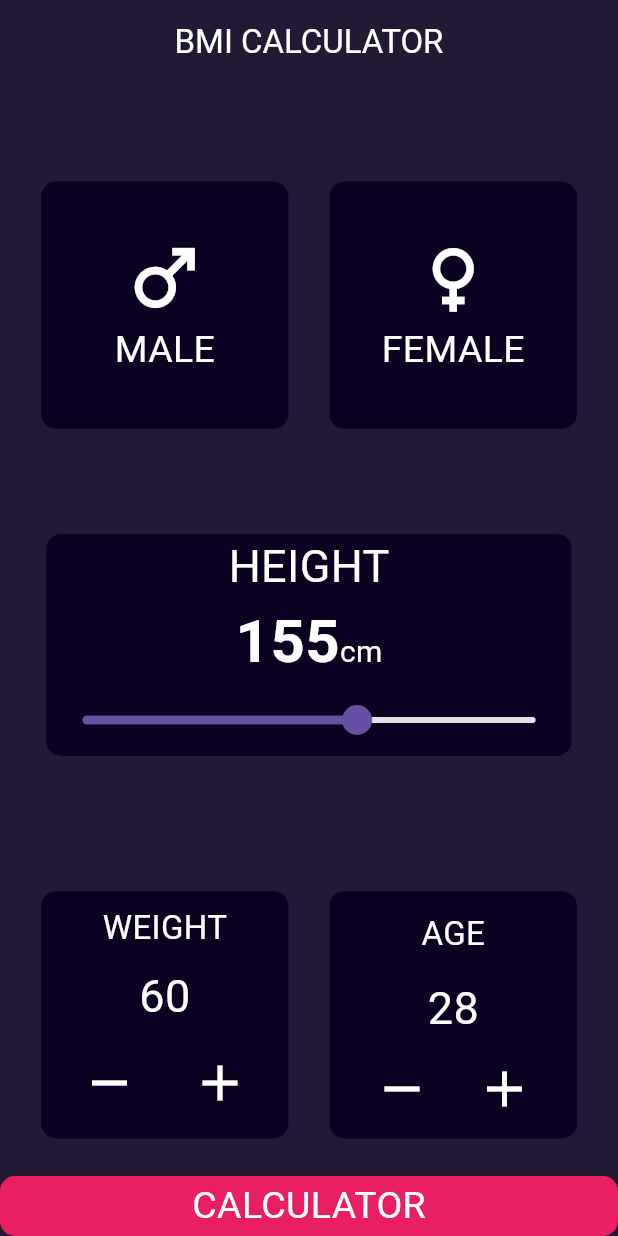
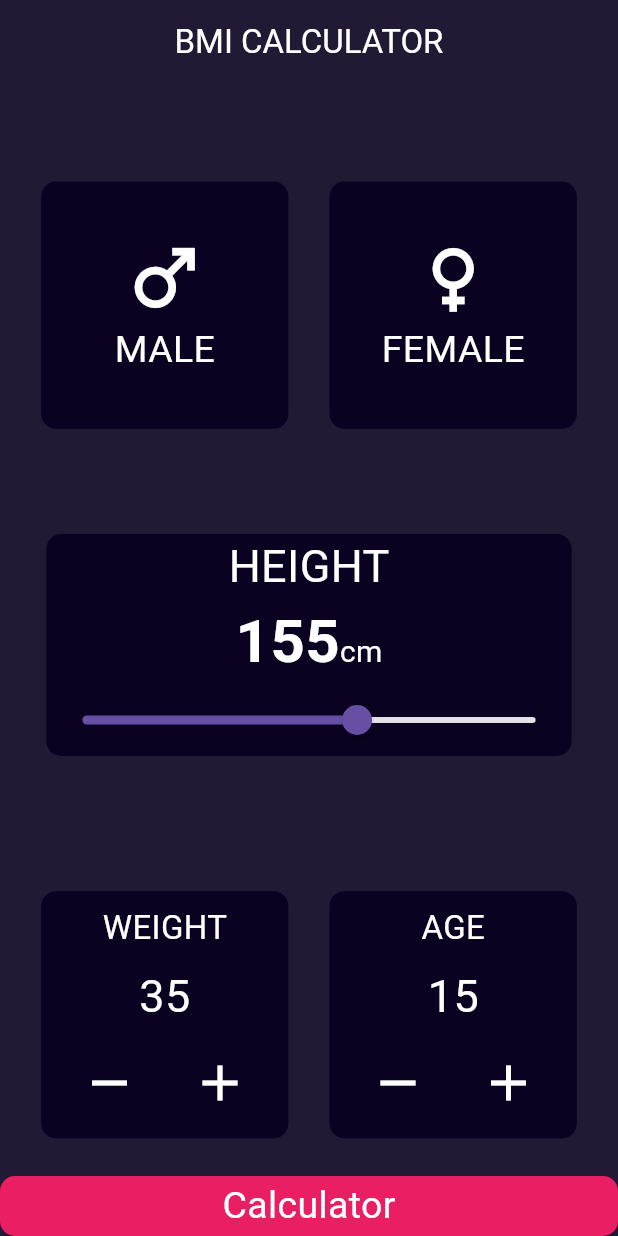
Before and after one commit to SakinaAlybaeva/bmi_calculator, a Flutter app: the screen it shows after launch, on a phone screen of 412 x 824 dp. Run offline on Flutter 3.47's test engine with Material 3 defaults, Android fonts, the phone set to English and light mode, and no system bars.

Commit message:
ui finished

```diff
--- a/lib/home_page.dart
+++ b/lib/home_page.dart
@@ -1,3 +1,4 @@
+import 'package:bmi_calculator/second_Page.dart';
 import 'package:flutter/material.dart';
 
 Color activeColor = Colors.pink;
@@ -14,6 +15,8 @@ class _HomePageState extends State<HomePage> {
   Color maleColor = inacitveColor;
   Color femaleColor = inacitveColor;
   double heightValue = 155;
+  int weight = 35;
+  int age = 15;
 
   void changeGenderColor(int san) {
     if (san == 1) {
@@ -121,7 +124,99 @@ class _HomePageState extends State<HomePage> {
           Row(
             mainAxisAlignment: MainAxisAlignment.spaceEvenly,
             children: [
-              Container(
+              WeightAge(
+                text: 'Weight',
+                onPressedMinus: () {
+                  setState(() {});
+                  weight = weight - 1;
+                  ;
+                },
+                text2: weight,
+                onPressedPlus: () {
+                  setState(() {});
+                  weight++;
+                },
+              ),
+              WeightAge(
+                text: 'Age',
+                onPressedMinus: () {
+                  setState(() {});
+                  age = age - 1;
+                },
+                text2: age,
+                onPressedPlus: () {
+                  setState(() {});
+                  age++;
+                },
+              ),
+            ],
+          ),
+          CalculateWidget(
+            calcText: 'Calculator',
+            onTap: () {
+              Navigator.push(
+                context,
+                MaterialPageRoute(
+                  builder: (context) => SecondPage(),
+                ),
+              );
+            },
+          ),
+        ],
+      ),
+    );
+  }
+}
+
+class CalculateWidget extends StatelessWidget {
+  const CalculateWidget({
+    super.key,
+    this.onTap,
+    this.calcText,
+  });
+  final Function()? onTap;
+  final String? calcText;
+  @override
+  Widget build(BuildContext context) {
+    return InkWell(
+      onTap: onTap,
+      child: Container(
+        width: MediaQuery.of(context).size.width,
+        height: 40,
+        decoration: BoxDecoration(
+          color: Colors.pink,
+          borderRadius: BorderRadius.circular(10),
+        ),
+        child: Center(
+          child: Text(
+            calcText!,
+            style: TextStyle(
+              fontSize: 25,
+              color: Colors.white,
+            ),
+          ),
+        ),
+      ),
+    );
+  }
+}
+
+class WeightAge extends StatelessWidget {
+  const WeightAge({
+    super.key,
+    this.text,
+    this.onPressedPlus,
+    this.text2,
+    this.onPressedMinus,
+  });
+  final String? text;
+  final Function()? onPressedPlus;
+  final int? text2;
+  final Function()? onPressedMinus;
+
+  @override
+  Widget build(BuildContext context) {
+    return Container(
       width: MediaQuery.of(context).size.width * 0.4,
       height: MediaQuery.of(context).size.height * 0.2,
       decoration: BoxDecoration(
@@ -132,99 +227,37 @@ class _HomePageState extends State<HomePage> {
         mainAxisAlignment: MainAxisAlignment.spaceEvenly,
         children: [
           Text(
-                      'Weight'.toUpperCase(),
+            text!.toUpperCase(),
             style: const TextStyle(
               color: Colors.white,
               fontSize: 22,
             ),
           ),
-                    const Text(
-                      '60',
+          Text(
+            text2!.toString(),
             style: TextStyle(color: Colors.white, fontSize: 30),
           ),
           Row(
             mainAxisAlignment: MainAxisAlignment.spaceEvenly,
             children: [
               IconButton(
-                            onPressed: () {},
+                onPressed: onPressedMinus,
                 icon: const Icon(
                   Icons.remove,
                   color: Colors.white,
                   size: 40,
-                            )),
+                ),
+              ),
               IconButton(
-                            onPressed: () {},
+                onPressed: onPressedPlus,
                 icon: const Icon(
                   Icons.add,
                   color: Colors.white,
                   size: 40,
-                            )),
-                      ],
-                    )
-                  ],
                 ),
-              ),
-              Container(
-                width: MediaQuery.of(context).size.width * 0.4,
-                height: MediaQuery.of(context).size.height * 0.2,
-                decoration: BoxDecoration(
-                  color: const Color(0xff0A001F).withOpacity(0.95),
-                  borderRadius: BorderRadius.circular(10),
-                ),
-                child: Column(
-                  mainAxisAlignment: MainAxisAlignment.spaceEvenly,
-                  children: [
-                    Text(
-                      'Age'.toUpperCase(),
-                      style: const TextStyle(
-                        color: Colors.white,
-                        fontSize: 22,
-                      ),
-                    ),
-                    const Text(
-                      '28',
-                      style: TextStyle(color: Colors.white, fontSize: 30),
-                    ),
-                    const Row(
-                      mainAxisAlignment: MainAxisAlignment.spaceEvenly,
-                      children: [
-                        Icon(
-                          Icons.remove,
-                          color: Colors.white,
-                          size: 40,
-                        ),
-                        Icon(
-                          Icons.add,
-                          color: Colors.white,
-                          size: 40,
               ),
             ],
           )
-                  ],
-                ),
-              ),
-            ],
-          ),
-          InkWell(
-            onTap: () {},
-            child: Container(
-              width: MediaQuery.of(context).size.width,
-              height: 40,
-              decoration: BoxDecoration(
-                color: Colors.pink,
-                borderRadius: BorderRadius.circular(10),
-              ),
-              child: const Center(
-                child: Text(
-                  'CALCULATOR',
-                  style: TextStyle(
-                    fontSize: 25,
-                    color: Colors.white,
-                  ),
-                ),
-              ),
-            ),
-          ),
         ],
       ),
     );
```
Also changed, not shown: lib/second_page.dart (added, +68 -0 lines). Lines whose indentation alone changed are shown as unchanged.
